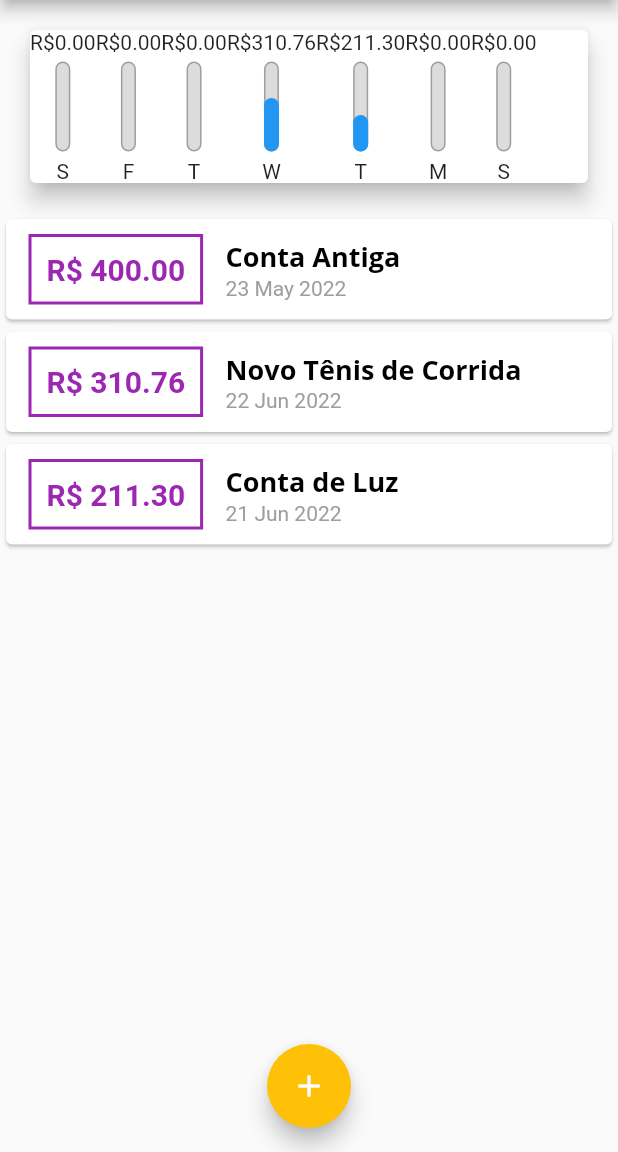
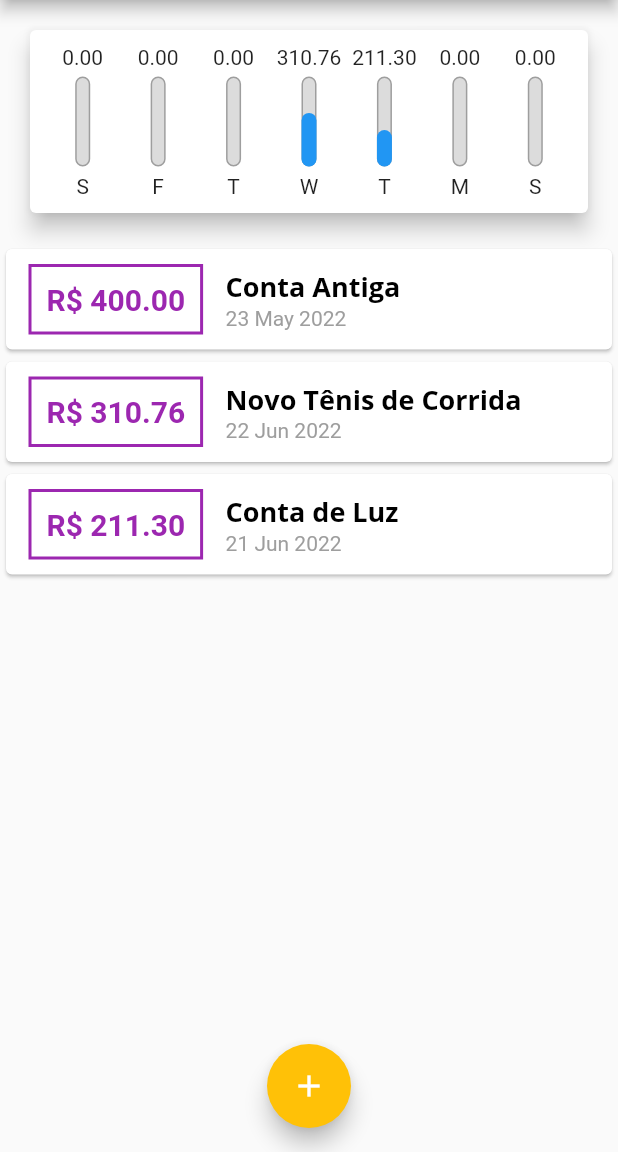
Before and after one commit to paulocsarlins/expenses, a Flutter app: the screen it shows after launch, on a phone screen of 412 x 824 dp, the part 84-1236 px from its top. Run offline on Flutter 3.47's test engine with Material 2 defaults, Android fonts, the phone set to English and light mode, and no system bars.

Commit message:
Finalizando Chart Widget

```diff
--- a/lib/components/chart.dart
+++ b/lib/components/chart.dart
@@ -45,14 +45,21 @@ class Chart extends StatelessWidget {
     return Card(
       elevation: 6,
       margin: const EdgeInsets.all(20),
+      child: Padding(
+        padding: const EdgeInsets.all(10),
         child: Row(
+          mainAxisAlignment: MainAxisAlignment.spaceAround,
           children: groupedTransactions.map((tr) {
-          return ChartBar(
+            return Flexible(
+              fit: FlexFit.tight,
+              child: ChartBar(
                 label: tr['day'] as String,
                 value: tr['value'] as double,
                 percentage: (tr['value'] as double) / _weekTotalValue,
+              ),
             );
           }).toList(),
+        ),
       ),
     );
   }
--- a/lib/components/chart_bar.dart
+++ b/lib/components/chart_bar.dart
@@ -16,7 +16,9 @@ class ChartBar extends StatelessWidget {
   Widget build(BuildContext context) {
     return Column(
       children: [
-        Text('R\$${value!.toStringAsFixed(2)}'),
+        FittedBox(
+          child: Text('${value!.toStringAsFixed(2)}')
+        ),
         const SizedBox(height: 5),
         SizedBox(
           height: 60,
```
Lines whose indentation alone changed are shown as unchanged.
